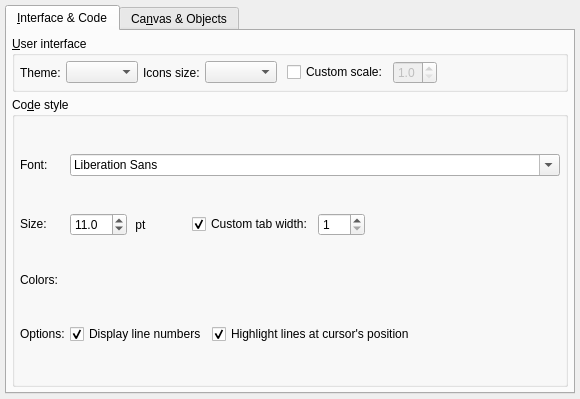
Before: the Qt Designer form libs/libgui/ui/settings/appearanceconfigwidget.ui in maniac787/pgmodeler, drawn with Qt 5.
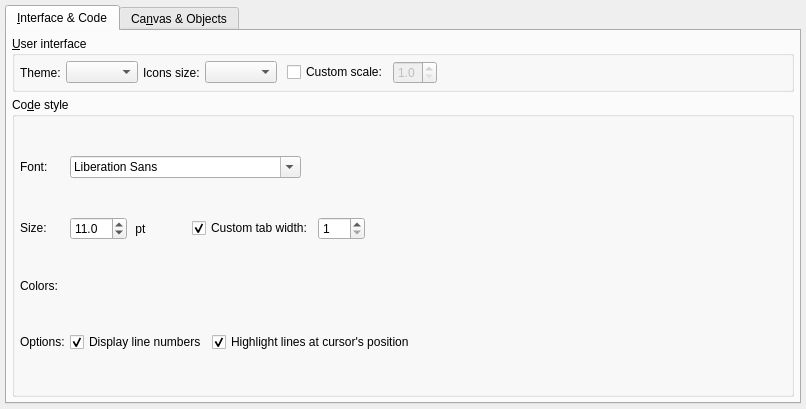
After: the same form once the commit is applied. Icons and pictures are not drawn.

Patch:
```diff
--- a/libs/libgui/ui/settings/appearanceconfigwidget.ui
+++ b/libs/libgui/ui/settings/appearanceconfigwidget.ui
@@ -6,8 +6,8 @@
    <rect>
     <x>0</x>
     <y>0</y>
-    <width>580</width>
-    <height>399</height>
+    <width>806</width>
+    <height>409</height>
    </rect>
   </property>
   <property name="windowTitle">
@@ -85,39 +85,6 @@
           <property name="spacing">
            <number>5</number>
           </property>
-          <item row="0" column="3">
-           <widget class="QComboBox" name="icons_size_cmb"/>
-          </item>
-          <item row="0" column="0">
-           <widget class="QLabel" name="label">
-            <property name="text">
-             <string>Theme:</string>
-            </property>
-           </widget>
-          </item>
-          <item row="0" column="1">
-           <widget class="QComboBox" name="ui_theme_cmb">
-            <property name="sizePolicy">
-             <sizepolicy hsizetype="Preferred" vsizetype="Fixed">
-              <horstretch>0</horstretch>
-              <verstretch>0</verstretch>
-             </sizepolicy>
-            </property>
-            <property name="currentIndex">
-             <number>-1</number>
-            </property>
-           </widget>
-          </item>
-          <item row="0" column="2">
-           <widget class="QLabel" name="icons_size_lbl">
-            <property name="text">
-             <string>Icons size:</string>
-            </property>
-            <property name="indent">
-             <number>-1</number>
-            </property>
-           </widget>
-          </item>
           <item row="0" column="4">
            <layout class="QHBoxLayout" name="horizontalLayout">
             <property name="spacing">
@@ -161,7 +128,7 @@
             <item>
              <spacer name="horizontalSpacer_4">
               <property name="orientation">
-               <enum>Qt::Horizontal</enum>
+               <enum>Qt::Orientation::Horizontal</enum>
               </property>
               <property name="sizeHint" stdset="0">
                <size>
@@ -173,6 +140,39 @@
             </item>
            </layout>
           </item>
+          <item row="0" column="1">
+           <widget class="QComboBox" name="ui_theme_cmb">
+            <property name="sizePolicy">
+             <sizepolicy hsizetype="Preferred" vsizetype="Fixed">
+              <horstretch>0</horstretch>
+              <verstretch>0</verstretch>
+             </sizepolicy>
+            </property>
+            <property name="currentIndex">
+             <number>-1</number>
+            </property>
+           </widget>
+          </item>
+          <item row="0" column="2">
+           <widget class="QLabel" name="icons_size_lbl">
+            <property name="text">
+             <string>Icons size:</string>
+            </property>
+            <property name="indent">
+             <number>-1</number>
+            </property>
+           </widget>
+          </item>
+          <item row="0" column="3">
+           <widget class="QComboBox" name="icons_size_cmb"/>
+          </item>
+          <item row="0" column="0">
+           <widget class="QLabel" name="label">
+            <property name="text">
+             <string>Theme:</string>
+            </property>
+           </widget>
+          </item>
          </layout>
         </widget>
        </item>
@@ -203,33 +203,7 @@
           <property name="spacing">
            <number>5</number>
           </property>
-          <item row="1" column="0">
-           <widget class="QLabel" name="font_lbl_2">
-            <property name="sizePolicy">
-             <sizepolicy hsizetype="Fixed" vsizetype="Fixed">
-              <horstretch>0</horstretch>
-              <verstretch>0</verstretch>
-             </sizepolicy>
-            </property>
-            <property name="text">
-             <string>Size:</string>
-            </property>
-           </widget>
-          </item>
-          <item row="0" column="0">
-           <widget class="QLabel" name="font_lbl_3">
-            <property name="sizePolicy">
-             <sizepolicy hsizetype="Fixed" vsizetype="Fixed">
-              <horstretch>0</horstretch>
-              <verstretch>0</verstretch>
-             </sizepolicy>
-            </property>
-            <property name="text">
-             <string>Font:</string>
-            </property>
-           </widget>
-          </item>
-          <item row="2" column="0">
+          <item row="3" column="0">
            <widget class="QLabel" name="colors_lbl_2">
             <property name="sizePolicy">
              <sizepolicy hsizetype="Fixed" vsizetype="Fixed">
@@ -242,7 +216,7 @@
             </property>
            </widget>
           </item>
-          <item row="3" column="0">
+          <item row="4" column="0">
            <widget class="QLabel" name="colors_lbl_3">
             <property name="sizePolicy">
              <sizepolicy hsizetype="Fixed" vsizetype="Fixed">
@@ -255,50 +229,20 @@
             </property>
            </widget>
           </item>
-          <item row="3" column="1" colspan="2">
-           <layout class="QHBoxLayout" name="horizontalLayout_18">
-            <property name="spacing">
-             <number>5</number>
-            </property>
-            <item>
-             <widget class="QCheckBox" name="disp_line_numbers_chk">
-              <property name="text">
-               <string>Display line numbers</string>
-              </property>
-              <property name="checked">
-               <bool>true</bool>
-              </property>
-             </widget>
-            </item>
-            <item>
-             <widget class="QCheckBox" name="hightlight_lines_chk">
-              <property name="sizePolicy">
-               <sizepolicy hsizetype="Expanding" vsizetype="Fixed">
-                <horstretch>0</horstretch>
-                <verstretch>0</verstretch>
-               </sizepolicy>
-              </property>
-              <property name="text">
-               <string>Highlight lines at cursor's position</string>
-              </property>
-              <property name="checked">
-               <bool>true</bool>
-              </property>
-             </widget>
-            </item>
-           </layout>
-          </item>
-          <item row="0" column="1" colspan="2">
-           <widget class="QFontComboBox" name="code_font_cmb">
+          <item row="0" column="0">
+           <widget class="QLabel" name="font_lbl_3">
             <property name="sizePolicy">
-             <sizepolicy hsizetype="Expanding" vsizetype="Fixed">
+             <sizepolicy hsizetype="Fixed" vsizetype="Fixed">
               <horstretch>0</horstretch>
               <verstretch>0</verstretch>
              </sizepolicy>
             </property>
+            <property name="text">
+             <string>Font:</string>
+            </property>
            </widget>
           </item>
-          <item row="1" column="1" colspan="2">
+          <item row="2" column="1" colspan="2">
            <layout class="QHBoxLayout" name="horizontalLayout_5">
             <property name="spacing">
              <number>5</number>
@@ -341,10 +285,10 @@
             <item>
              <spacer name="horizontalSpacer">
               <property name="orientation">
-               <enum>Qt::Horizontal</enum>
+               <enum>Qt::Orientation::Horizontal</enum>
               </property>
               <property name="sizeType">
-               <enum>QSizePolicy::Fixed</enum>
+               <enum>QSizePolicy::Policy::Fixed</enum>
               </property>
               <property name="sizeHint" stdset="0">
                <size>
@@ -383,7 +327,83 @@
             <item>
              <spacer name="horizontalSpacer_2">
               <property name="orientation">
-               <enum>Qt::Horizontal</enum>
+               <enum>Qt::Orientation::Horizontal</enum>
+              </property>
+              <property name="sizeHint" stdset="0">
+               <size>
+                <width>40</width>
+                <height>20</height>
+               </size>
+              </property>
+             </spacer>
+            </item>
+           </layout>
+          </item>
+          <item row="2" column="0">
+           <widget class="QLabel" name="font_lbl_2">
+            <property name="sizePolicy">
+             <sizepolicy hsizetype="Fixed" vsizetype="Fixed">
+              <horstretch>0</horstretch>
+              <verstretch>0</verstretch>
+             </sizepolicy>
+            </property>
+            <property name="text">
+             <string>Size:</string>
+            </property>
+           </widget>
+          </item>
+          <item row="4" column="1" colspan="2">
+           <layout class="QHBoxLayout" name="horizontalLayout_18">
+            <property name="spacing">
+             <number>5</number>
+            </property>
+            <item>
+             <widget class="QCheckBox" name="disp_line_numbers_chk">
+              <property name="text">
+               <string>Display line numbers</string>
+              </property>
+              <property name="checked">
+               <bool>true</bool>
+              </property>
+             </widget>
+            </item>
+            <item>
+             <widget class="QCheckBox" name="hightlight_lines_chk">
+              <property name="sizePolicy">
+               <sizepolicy hsizetype="Expanding" vsizetype="Fixed">
+                <horstretch>0</horstretch>
+                <verstretch>0</verstretch>
+               </sizepolicy>
+              </property>
+              <property name="text">
+               <string>Highlight lines at cursor's position</string>
+              </property>
+              <property name="checked">
+               <bool>true</bool>
+              </property>
+             </widget>
+            </item>
+           </layout>
+          </item>
+          <item row="0" column="1" colspan="2">
+           <layout class="QHBoxLayout" name="horizontalLayout_6">
+            <item>
+             <widget class="QFontComboBox" name="code_font_cmb">
+              <property name="sizePolicy">
+               <sizepolicy hsizetype="Preferred" vsizetype="Fixed">
+                <horstretch>0</horstretch>
+                <verstretch>0</verstretch>
+               </sizepolicy>
+              </property>
+              <property name="sizeAdjustPolicy">
+               <enum>QComboBox::SizeAdjustPolicy::AdjustToContents</enum>
+              </property>
+             </widget>
+            </item>
+            <item>
+             <spacer name="horizontalSpacer_3">
+              <property name="orientation">
+               <enum>Qt::Orientation::Horizontal</enum>
               </property>
               <property name="sizeHint" stdset="0">
                <size>
@@ -835,7 +855,7 @@
           <item>
            <spacer name="horizontalSpacer_10">
             <property name="orientation">
-             <enum>Qt::Horizontal</enum>
+             <enum>Qt::Orientation::Horizontal</enum>
             </property>
             <property name="sizeHint" stdset="0">
              <size>
```
Left out of the diff: 2 changed lines with no effect on the pictures.
